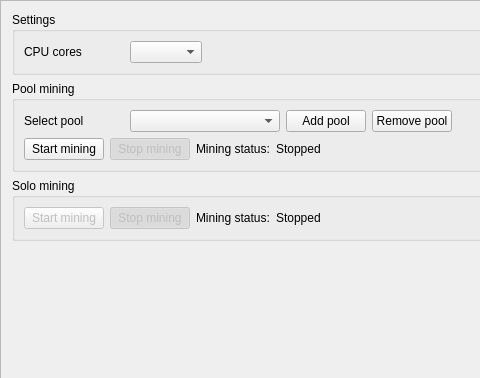
Before: the Qt Designer form src/gui/ui/miningframe.ui in soldate/karbowanecwallet, drawn with Qt 5; both pictures show x 0 to 480 and y 0 to 378 of the 760 by 469 pixel window.
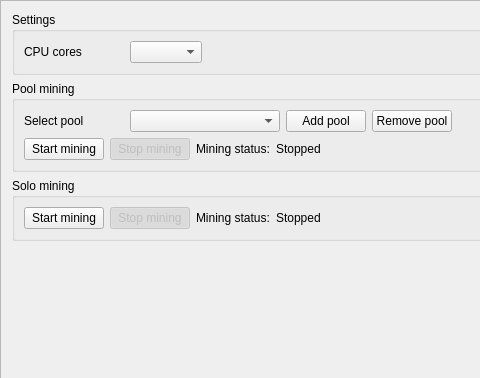
After: the same form once the commit is applied. Icons and pictures are not drawn.

The edit to the form file:
```diff
--- a/src/gui/ui/miningframe.ui
+++ b/src/gui/ui/miningframe.ui
@@ -258,7 +258,7 @@
       <item row="0" column="0">
        <widget class="QPushButton" name="m_startSolo">
         <property name="enabled">
-         <bool>false</bool>
+         <bool>true</bool>
         </property>
         <property name="text">
          <string>Start mining</string>
```
Left out of the diff: 9 changed lines with no effect on the pictures. Lines whose indentation alone changed are shown as unchanged.
